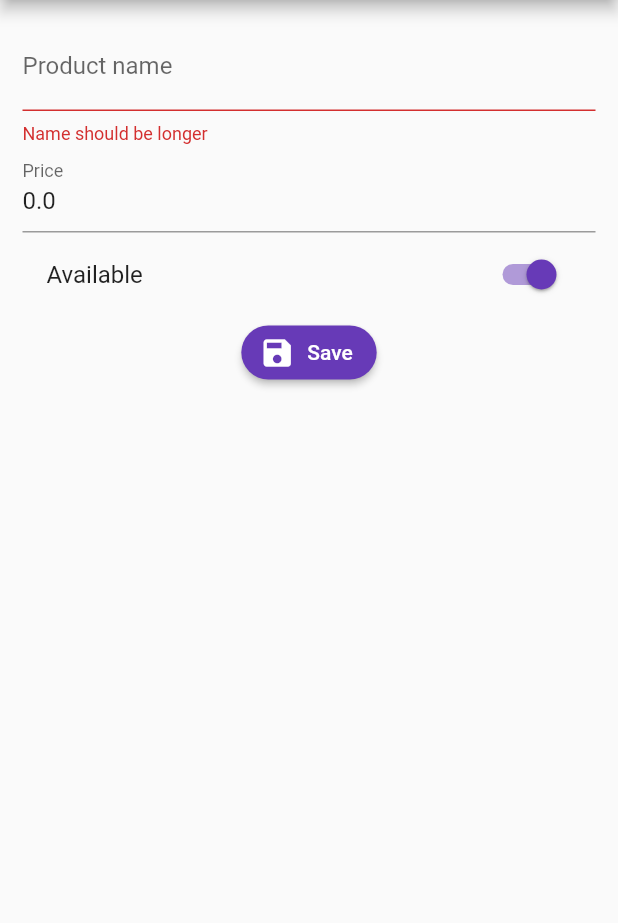
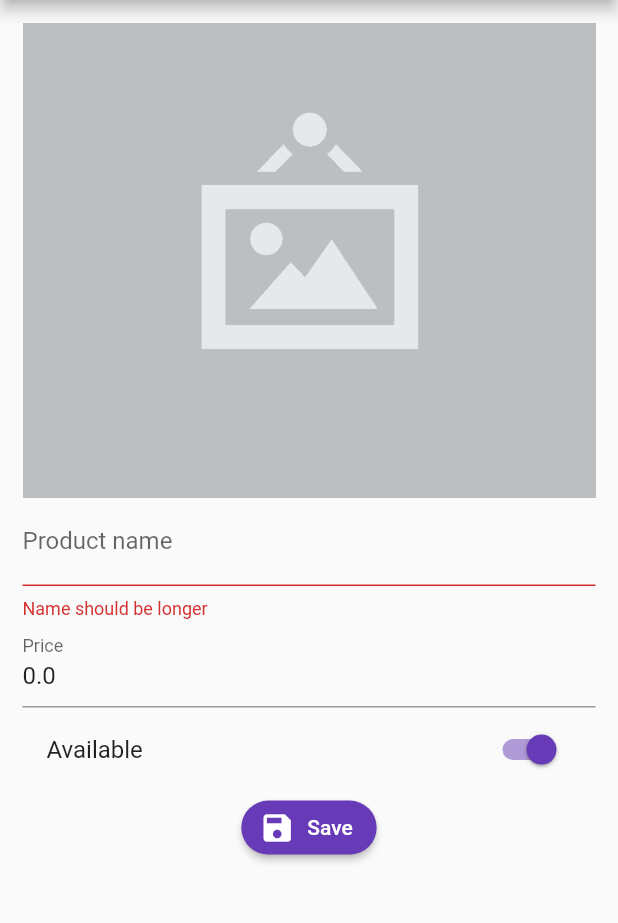
Before and after one commit to chrisureza/Flutter-Product_Market, a Flutter app: the ProductPage screen opened by its route, after a tap on "Save", after a tap on the "photo size select actual" icon, on a phone screen of 412 x 824 dp, the part 84-1007 px from its top. Run offline on Flutter 3.47's test engine with Material 2 defaults, Android fonts, the phone set to English and light mode, and no system bars; our stand-ins replace image_picker, rxdart; missing offline and left inert: mime_type; network calls fail.

Commit message:
Loading and saving  images
in this update it is possible to upload images in the gallary or taken by the camera, so a product can have an image

```diff
--- a/lib/src/pages/product_page.dart
+++ b/lib/src/pages/product_page.dart
@@ -1,7 +1,10 @@
+import 'dart:io';
+
 import 'package:flutter/material.dart';
 import 'package:form_validation_bloc/src/models/product_model.dart';
 import 'package:form_validation_bloc/src/providers/products_providers.dart';
 import 'package:form_validation_bloc/src/utils/utils.dart' as utils;
+import 'package:image_picker/image_picker.dart';
 
 class ProductPage extends StatefulWidget {
   @override
@@ -13,6 +16,8 @@ class _ProductPageState extends State<ProductPage> {
   final scaffoldkey = GlobalKey<ScaffoldState>();
   final productsProvider = new ProductsProvider();
   ProductModel product = new ProductModel();
+  bool _saving = false;
+  File photo;
 
   @override
   Widget build(BuildContext context) {
@@ -28,8 +33,9 @@ class _ProductPageState extends State<ProductPage> {
           title: Text('Product'),
           actions: <Widget>[
             IconButton(
-                icon: Icon(Icons.photo_size_select_actual), onPressed: () {}),
-            IconButton(icon: Icon(Icons.camera_alt), onPressed: () {}),
+                icon: Icon(Icons.photo_size_select_actual),
+                onPressed: _selectImage),
+            IconButton(icon: Icon(Icons.camera_alt), onPressed: _takePicture),
           ],
         ),
         body: SingleChildScrollView(
@@ -39,6 +45,7 @@ class _ProductPageState extends State<ProductPage> {
               key: formkey,
               child: Column(
                 children: <Widget>[
+                  _showPhoto(),
                   _nameField(),
                   _priceField(),
                   _availableField(context),
@@ -105,29 +112,36 @@ class _ProductPageState extends State<ProductPage> {
       textColor: Colors.white,
       label: Text('Save'),
       icon: Icon(Icons.save),
-      onPressed: _submit,
+      onPressed: !_saving ? _submit : null,
     );
   }
 
-  void _submit() {
+  void _submit() async {
     // Is not a valid form then escape the function
     if (!formkey.currentState.validate()) return;
 
     //This line trigger the onSave Methods for all the fields into the form
     formkey.currentState.save();
 
-    print('All OK');
-    print(product.title);
-    print(product.price);
-    print(product.available);
+    setState(() {
+      _saving = true;
+    });
+
+    if (photo != null) {
+      product.photoUrl = await productsProvider.uploadImg(photo);
+    }
 
     if (product.id == null) {
       productsProvider.addProduct(product);
     } else {
       productsProvider.editProduct(product);
     }
+    setState(() {
+      _saving = false;
+    });
+    showSnackbar('Product Saved.');
 
-    showSnackbar('Product Saved.');
+    Navigator.pop(context);
   }
 
   void showSnackbar(String message) {
@@ -140,4 +154,42 @@ class _ProductPageState extends State<ProductPage> {
     );
     scaffoldkey.currentState.showSnackBar(snackbar);
   }
+
+  _showPhoto() {
+    if (product.photoUrl != null) {
+      return FadeInImage(
+        placeholder: AssetImage('assets/jar-loading.gif'),
+        image: NetworkImage(product.photoUrl),
+        height: 300.0,
+        fit: BoxFit.cover,
+      );
+    } else {
+      if (photo != null) {
+        return Image.file(
+          photo,
+          height: 300.0,
+          fit: BoxFit.cover,
+        );
+      }
+      return Image.asset('assets/no-image.png');
+    }
+  }
+
+  void _selectImage() async {
+    _processImg(ImageSource.gallery);
+  }
+
+  void _takePicture() async {
+    _processImg(ImageSource.camera);
+  }
+
+  void _processImg(ImageSource source) async {
+    photo = await ImagePicker.pickImage(source: source);
+    print(photo);
+    if (photo != null) {
+      product.photoUrl = null;
+    }
+
+    setState(() {});
+  }
 }
```
Also changed, not shown: lib/src/pages/home_page.dart (+20 -5 lines), lib/src/providers/products_providers.dart (+36 -0 lines), pubspec.yaml (+4 -3 lines), assets/jar-loading.gif (added), assets/no-image.png (added), pubspec.lock, 3 other files.
